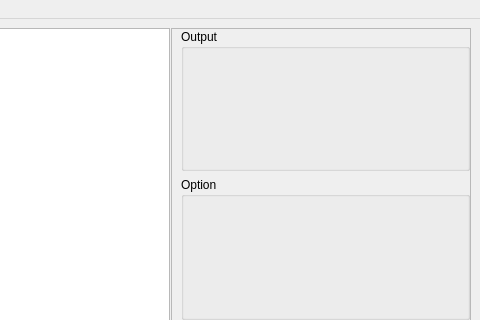
First picture: the form in texm.ui, repository keyring/Texm, before the edit; both pictures show x 544 to 1024 and y 0 to 320 of the 1024 by 500 pixel window.
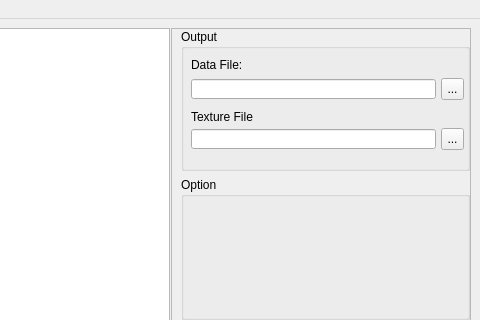
Second picture: the form after the edit. Icons and pictures are not drawn. Custom widgets are drawn as their Qt base class.

What changed in the file:
```diff
--- a/texm.ui
+++ b/texm.ui
@@ -149,6 +149,12 @@
       </item>
       <item>
        <widget class="QScrollArea" name="configScrollArea">
+        <property name="sizePolicy">
+         <sizepolicy hsizetype="Expanding" vsizetype="Expanding">
+          <horstretch>0</horstretch>
+          <verstretch>0</verstretch>
+         </sizepolicy>
+        </property>
         <property name="maximumSize">
          <size>
           <width>300</width>
@@ -182,6 +188,86 @@
             <property name="title">
              <string>Output</string>
             </property>
+            <widget class="QLineEdit" name="lineEdit_output_data">
+             <property name="geometry">
+              <rect>
+               <x>10</x>
+               <y>50</y>
+               <width>245</width>
+               <height>20</height>
+              </rect>
+             </property>
+            </widget>
+            <widget class="QLabel" name="label">
+             <property name="geometry">
+              <rect>
+               <x>10</x>
+               <y>30</y>
+               <width>54</width>
+               <height>12</height>
+              </rect>
+             </property>
+             <property name="text">
+              <string>Data File:</string>
+             </property>
+            </widget>
+            <widget class="QLabel" name="label_2">
+             <property name="geometry">
+              <rect>
+               <x>10</x>
+               <y>80</y>
+               <width>81</width>
+               <height>16</height>
+              </rect>
+             </property>
+             <property name="text">
+              <string>Texture File</string>
+             </property>
+            </widget>
+            <widget class="QLineEdit" name="lineEdit_output_texture">
+             <property name="geometry">
+              <rect>
+               <x>10</x>
+               <y>100</y>
+               <width>245</width>
+               <height>20</height>
+              </rect>
+             </property>
+            </widget>
+            <widget class="QToolButton" name="toolButton_output_data">
+             <property name="geometry">
+              <rect>
+               <x>260</x>
+               <y>49</y>
+               <width>23</width>
+               <height>22</height>
+              </rect>
+             </property>
+             <property name="text">
+              <string>...</string>
+             </property>
+             <property name="icon">
+              <iconset resource="resource/resource.qrc">
+               <normaloff>:/icon/folder.png</normaloff>:/icon/folder.png</iconset>
+             </property>
+            </widget>
+            <widget class="QToolButton" name="toolButton_output_texture">
+             <property name="geometry">
+              <rect>
+               <x>260</x>
+               <y>99</y>
+               <width>23</width>
+               <height>22</height>
+              </rect>
+             </property>
+             <property name="text">
+              <string>...</string>
+             </property>
+             <property name="icon">
+              <iconset resource="resource/resource.qrc">
+               <normaloff>:/icon/folder.png</normaloff>:/icon/folder.png</iconset>
+             </property>
+            </widget>
            </widget>
           </item>
           <item>
```
Left out of the diff: 4 changed lines with no effect on the pictures.
